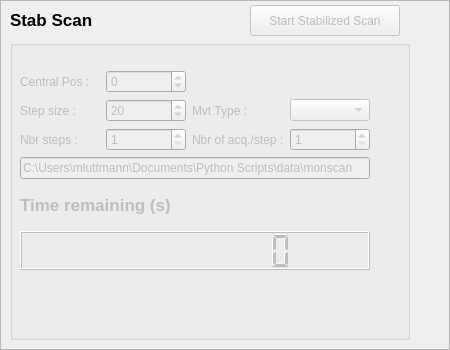
Old version of the form ScanStabPyQt5UI.ui in the repository Attolab/FeedbackRABBIT.
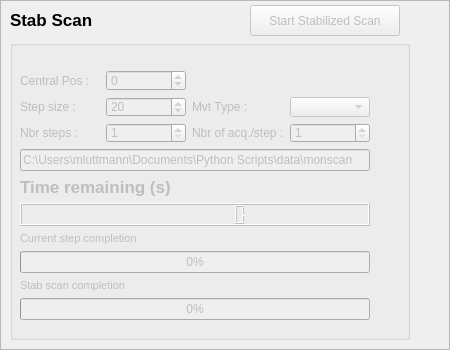
New version of the form.

What changed in the file:
```diff
--- a/ScanStabPyQt5UI.ui
+++ b/ScanStabPyQt5UI.ui
@@ -61,7 +61,7 @@
       <x>10</x>
       <y>30</y>
       <width>350</width>
-      <height>200</height>
+      <height>250</height>
      </rect>
     </property>
     <layout class="QVBoxLayout" name="scanGroupBoxLayout">
@@ -216,6 +216,98 @@
       </widget>
      </item>
 
+     <item>
+      <widget class="QLabel" name="CurrentStepLabel">
+       <property name="text">
+        <string>Current step completion</string>
+       </property>
+       <property name="font">
+        <font>
+         <pointsize>8</pointsize>
+         <weight>50</weight>
+         <bold>false</bold>
+        </font>
+       </property>
+      </widget>
+     </item>
+
+
+
+     <item>
+      <widget class="QProgressBar" name="CurrentStepProgressBar">
+       <property name="geometry">
+        <rect>
+         <x>10</x>
+         <y>170</y>
+         <width>300</width>
+         <height>8</height>
+        </rect>
+       </property>
+       <property name="minimum">
+        <number>0</number>
+       </property>
+       <property name="maximum">
+        <number>100</number>
+       </property>
+       <property name="value">
+        <number>24</number>
+       </property>
+       <property name="textVisible">
+        <bool>true</bool>
+       </property>
+       <property name="value">
+        <number>0</number>
+       </property>
+      </widget>
+     </item>
+
+     <item>
+      <widget class="QLabel" name="ScanLabel">
+       <property name="text">
+        <string>Stab scan completion</string>
+       </property>
+       <property name="font">
+        <font>
+         <pointsize>8</pointsize>
+         <weight>50</weight>
+         <bold>false</bold>
+        </font>
+       </property>
+      </widget>
+     </item>
+
+
+
+     <item>
+      <widget class="QProgressBar" name="ScanProgressBar">
+       <property name="geometry">
+        <rect>
+         <x>10</x>
+         <y>170</y>
+         <width>300</width>
+         <height>8</height>
+        </rect>
+       </property>
+       <property name="minimum">
+        <number>0</number>
+       </property>
+       <property name="maximum">
+        <number>100</number>
+       </property>
+       <property name="value">
+        <number>24</number>
+       </property>
+       <property name="textVisible">
+        <bool>true</bool>
+       </property>
+       <property name="value">
+        <number>0</number>
+       </property>
+      </widget>
+     </item>
+
+
+
     </layout>
    </widget>
   </widget>
```
